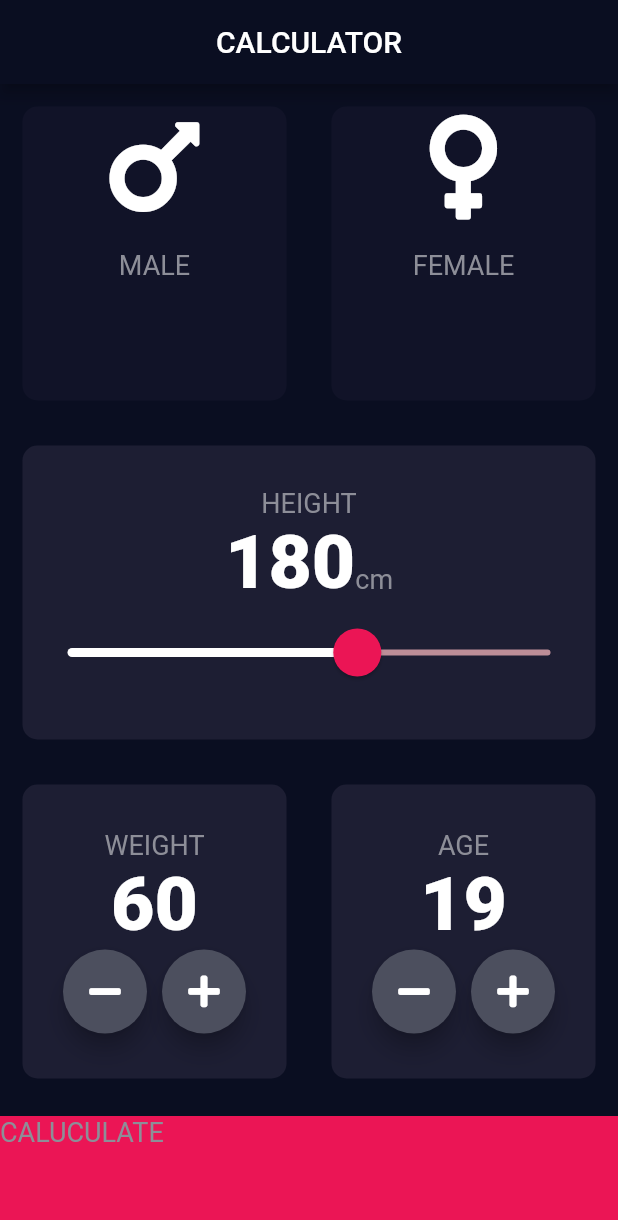
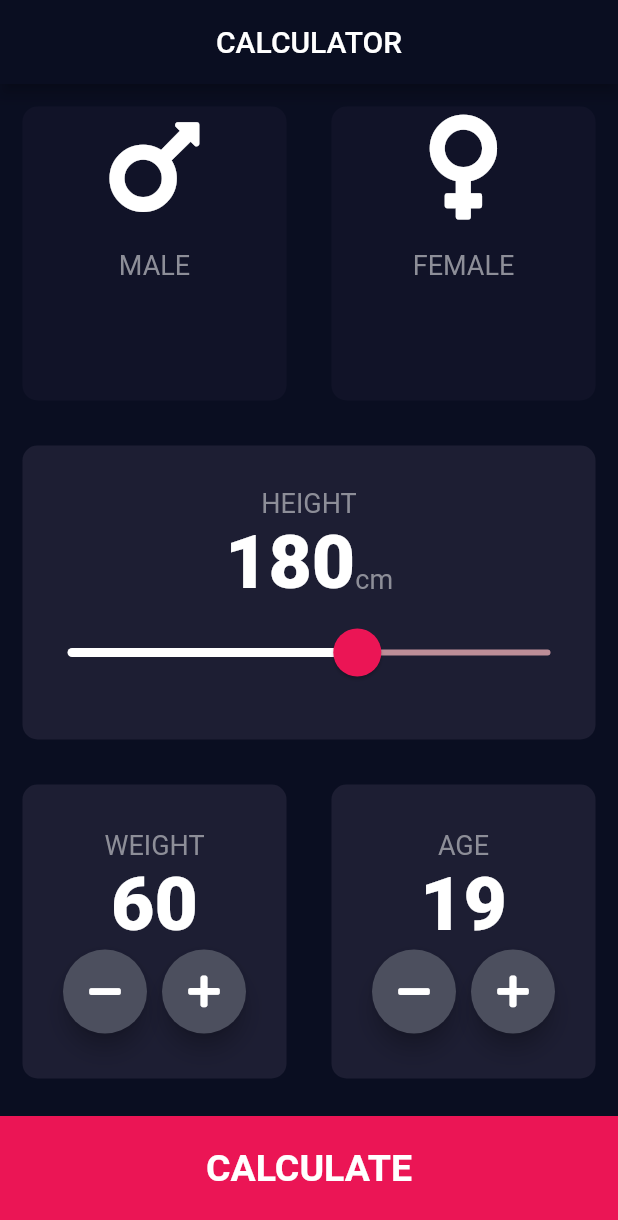
Before and after one commit to Vishal-Adhithya/BMI, a Flutter app: the screen it shows after launch, on a phone screen of 412 x 824 dp. Shown: the top 1220 px of the screen. Run offline on Flutter 3.47's test engine with Material 2 defaults, Android fonts, the phone set to English and light mode, and no system bars; our stand-ins replace font_awesome_flutter.

```diff
--- /dev/null
+++ b/BMI/lib/components/bottom_button.dart
@@ -0,0 +1,29 @@
+import 'package:flutter/material.dart';
+import '../constants.dart';
+
+class BottomWidget extends StatelessWidget {
+  final Function onTap;
+  final String buttonTitle;
+
+  BottomWidget({@required this.onTap, @required this.buttonTitle});
+
+  @override
+  Widget build(BuildContext context) {
+    return GestureDetector(
+      onTap: onTap,
+      child: Container(
+        child: Center(
+          child: Text(
+            buttonTitle,
+            style: kLargeButtonTextStyle,
+          ),
+        ),
+        color: kBottomContainerColour,
+        margin: EdgeInsets.only(top: 10.0),
+        width: double.infinity,
+        height: kBottomContainerHeight,
+        padding: EdgeInsets.only(bottom: 10.0),
+      ),
+    );
+  }
+}
--- a/BMI/lib/icon_content.dart
+++ b/BMI/lib/components/icon_content.dart
@@ -1,6 +1,6 @@
 import 'package:BMI/constants.dart';
 import 'package:flutter/material.dart';
-import 'constants.dart';
+import '../constants.dart';
 
 class IconContent extends StatelessWidget {
   IconContent({this.icon, this.label});
--- /dev/null
+++ b/BMI/lib/components/round_icon_button.dart
@@ -0,0 +1,23 @@
+import 'package:flutter/material.dart';
+
+class RoundIconButton extends StatelessWidget {
+  final IconData icon;
+  final Function onPressed;
+
+  RoundIconButton({@required this.icon, @required this.onPressed});
+
+  @override
+  Widget build(BuildContext context) {
+    return RawMaterialButton(
+      constraints: BoxConstraints.tightFor(
+        width: 56,
+        height: 56,
+      ),
+      onPressed: onPressed,
+      child: Icon(icon),
+      elevation: 6.0,
+      fillColor: Color(0xFF4c4f5e),
+      shape: CircleBorder(),
+    );
+  }
+}
--- a/BMI/lib/main.dart
+++ b/BMI/lib/main.dart
@@ -1,5 +1,5 @@
 import 'package:flutter/material.dart';
-import 'Input_page.dart';
+import 'screens/Input_page.dart';
 
 void main() {
   runApp(BMICalculator());
--- a/BMI/lib/Input_page.dart
+++ b/BMI/lib/screens/Input_page.dart
@@ -1,9 +1,12 @@
 import 'package:flutter/material.dart';
 import 'package:font_awesome_flutter/font_awesome_flutter.dart';
-import 'icon_content.dart';
-import 'reusable_card.dart';
-import 'constants.dart';
+import '../components/icon_content.dart';
+import '../components/reusable_card.dart';
+import '../constants.dart';
 import 'result_page.dart';
+import '../components/bottom_button.dart';
+import '../components/round_icon_button.dart';
+import 'package:BMI/calculator_brain.dart';
 
 class InputPage extends StatefulWidget {
   @override
@@ -212,22 +215,21 @@ class _InputPageState extends State<InputPage> {
               ],
             ),
           ),
-          GestureDetector(
+          BottomWidget(
+            buttonTitle: 'CALCULATE',
             onTap: () {
+              CalculatorBrain calc =
+                  // ! we can only pass information to the next screen by intialiing in this screen.....
+                  CalculatorBrain(height: height, weight: weight);
+
               Navigator.push(context, MaterialPageRoute(builder: (context) {
-                return ResultPage();
+                return ResultPage(
+                  bmiResult: calc.calculateBMI(),
+                  interpretation: calc.getInterpertation(),
+                  resultText: calc.getResult(),
+                );
               }));
             },
-            child: Container(
-              child: Text(
-                'CALUCULATE',
-                style: KLableTextStyle,
-              ),
-              color: kBottomContainerColour,
-              margin: EdgeInsets.only(top: 10.0),
-              width: double.infinity,
-              height: kBottomContainerHeight,
-            ),
           )
         ],
       ),
@@ -235,24 +237,4 @@ class _InputPageState extends State<InputPage> {
   }
 }
 
-class RoundIconButton extends StatelessWidget {
-  final IconData icon;
-  final Function onPressed;
-
-  RoundIconButton({@required this.icon, @required this.onPressed});
-
-  @override
-  Widget build(BuildContext context) {
-    return RawMaterialButton(
-      constraints: BoxConstraints.tightFor(
-        width: 56,
-        height: 56,
-      ),
-      onPressed: onPressed,
-      child: Icon(icon),
-      elevation: 6.0,
-      fillColor: Color(0xFF4c4f5e),
-      shape: CircleBorder(),
-    );
-  }
-}
+/////////////////////////////////////////
```
Also changed, not shown: BMI/lib/calculator_brain.dart (added, +36 -0 lines), BMI/lib/constants.dart (+25 -0 lines), BMI/lib/result_page.dart (deleted, +0 -13 lines), BMI/lib/screens/result_page.dart (added, +71 -0 lines), BMI/lib/components/reusable_card.dart (renamed from BMI/lib/reusable_card.dart), 1 other file.
